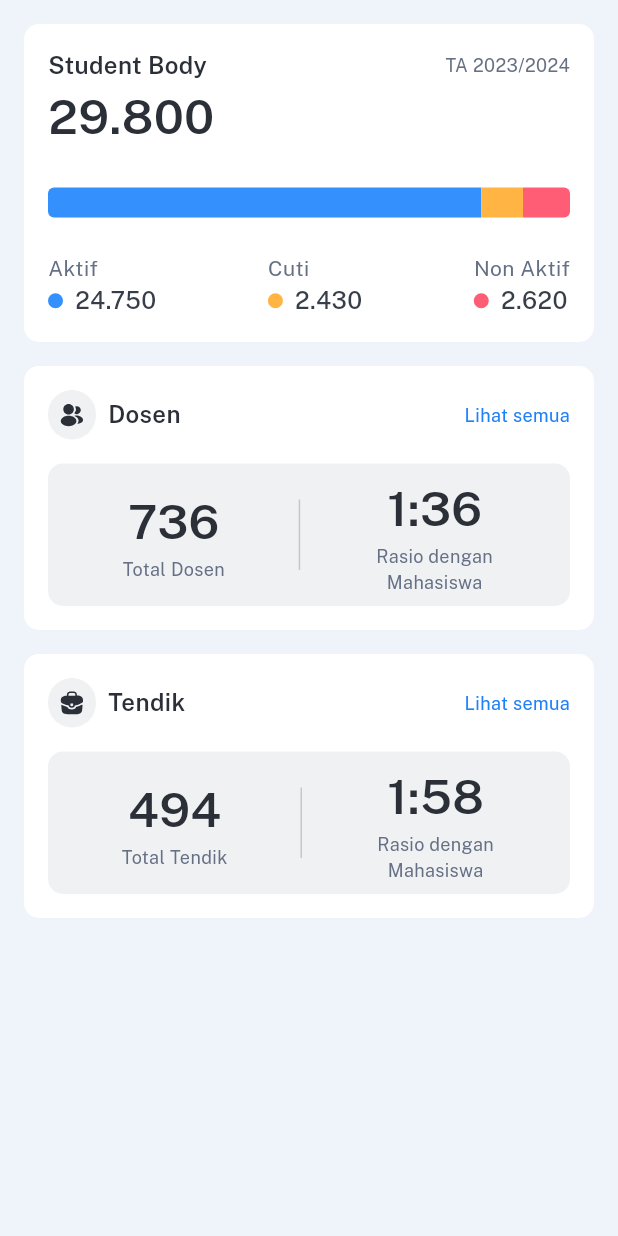
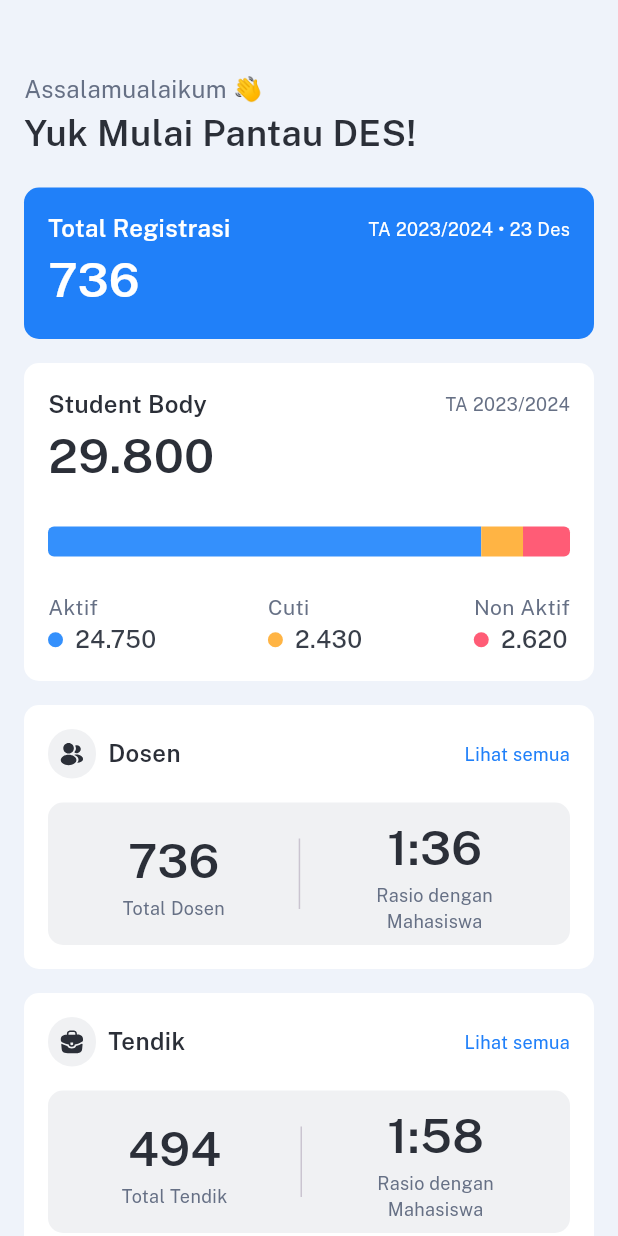
Before and after one commit to ahmluthfi/DES_UAD, a Flutter app: the screen it shows after launch, on a phone screen of 412 x 824 dp. Run offline on Flutter 3.47's test engine with Material 3 defaults, Android fonts, the phone set to English and light mode, and no system bars; our stand-ins replace flutter_svg, google_fonts.

Commit message:
adding total regist card

```diff
--- a/lib/screens/home/home.dart
+++ b/lib/screens/home/home.dart
@@ -5,6 +5,7 @@ import 'package:flutter/material.dart';
 import '../../core/constant_finals.dart';
 import '../widgets/card_ratio.dart';
 import '../widgets/card_student_body.dart';
+import '../widgets/card_total_registrasi.dart';
 
 class HomeScreen extends StatelessWidget {
   const HomeScreen({super.key});
@@ -13,10 +14,30 @@ class HomeScreen extends StatelessWidget {
   Widget build(BuildContext context) {
     return Scaffold(
       backgroundColor: kBackground,
-      body: Padding(
-        padding: EdgeInsets.all(16),
+      body: SingleChildScrollView(
+        child: Padding(
+          padding: EdgeInsets.symmetric(vertical: 48, horizontal: 16),
           child: Column(
+            crossAxisAlignment: CrossAxisAlignment.start,
             children: [
+              Text(
+                'Assalamualaikum 👋',
+                style: Styles.kPublicRegularBodyOne.copyWith(
+                  color: kLightGrey500,
+                ),
+              ),
+              Text(
+                'Yuk Mulai Pantau DES!',
+                style:
+                    Styles.kPublicSemiBoldHeadingThree.copyWith(color: kGrey),
+              ),
+              const SizedBox(
+                height: 20,
+              ),
+              CardTotalRegistrasi(),
+              SizedBox(
+                height: 16,
+              ),
               CardStudentBody(),
               SizedBox(
                 height: 16,
@@ -39,6 +60,7 @@ class HomeScreen extends StatelessWidget {
             ],
           ),
         ),
+      ),
     );
   }
 }
--- a/lib/screens/widgets/base_container.dart
+++ b/lib/screens/widgets/base_container.dart
@@ -3,14 +3,15 @@ import 'package:flutter/material.dart';
 
 class BaseContainer extends StatelessWidget {
   final Widget child;
-  const BaseContainer({super.key, required this.child});
+  final Color color;
+  const BaseContainer({super.key, required this.child, this.color = kWhite});
 
   @override
   Widget build(BuildContext context) {
     return Container(
-      decoration: const BoxDecoration(
-        color: kWhite,
-        borderRadius: BorderRadius.all(
+      decoration:  BoxDecoration(
+        color: color,
+        borderRadius: const BorderRadius.all(
           Radius.circular(10),
         ),
       ),
--- a/lib/screens/widgets/card_student_body.dart
+++ b/lib/screens/widgets/card_student_body.dart
@@ -1,4 +1,5 @@
 // ignore_for_file: prefer_const_constructors, prefer_const_literals_to_create_immutables
+import 'package:des_uad/screens/widgets/student_status.dart';
 import 'package:flutter/material.dart';
 
 import '../../core/constant_finals.dart';
@@ -19,6 +20,7 @@ class CardStudentBody extends StatelessWidget {
       child: Padding(
         padding: const EdgeInsets.all(16.0),
         child: Column(
+          crossAxisAlignment: CrossAxisAlignment.start,
           children: [
             Row(
               mainAxisAlignment: MainAxisAlignment.spaceBetween,
@@ -37,15 +39,11 @@ class CardStudentBody extends StatelessWidget {
                 ),
               ],
             ),
-            Row(
-              children: [
-                Text(
-                  '29.800',
-                  style: Styles.kPublicSemiBoldHeadingTwo.copyWith(
-                    color: kGrey,
-                  ),
-                ),
-              ],
+            Text(
+              '29.800',
+              style: Styles.kPublicSemiBoldHeadingTwo.copyWith(
+                color: kGrey,
+              ),
             ),
             SizedBox(
               height: 24,
@@ -57,9 +55,8 @@ class CardStudentBody extends StatelessWidget {
                   child: Container(
                     height: 20,
                     decoration: BoxDecoration(
-                      borderRadius: BorderRadius.only(
-                        topLeft: Radius.circular(4),
-                        bottomLeft: Radius.circular(4),
+                      borderRadius: BorderRadius.horizontal(
+                        left: Radius.circular(4),
                       ),
                       color: kLightBlue,
                     ),
@@ -77,9 +74,8 @@ class CardStudentBody extends StatelessWidget {
                   child: Container(
                     height: 20,
                     decoration: BoxDecoration(
-                      borderRadius: BorderRadius.only(
-                        topRight: Radius.circular(4),
-                        bottomRight: Radius.circular(4),
+                      borderRadius: BorderRadius.horizontal(
+                        right: Radius.circular(4),
                       ),
                       color: kPink,
                     ),
@@ -93,99 +89,11 @@ class CardStudentBody extends StatelessWidget {
             Row(
               mainAxisAlignment: MainAxisAlignment.spaceBetween,
               children: [
-                Column(
-                  crossAxisAlignment: CrossAxisAlignment.start,
-                  children: [
-                    Text(
-                      'Aktif',
-                      style: Styles.kPublicRegularBodyTwo
-                          .copyWith(color: kLightGrey500),
-                    ),
-                    Row(
-                      children: [
-                        Container(
-                          height: 10,
-                          width: 10,
-                          decoration: BoxDecoration(
-                            color: kLightBlue,
-                            borderRadius: BorderRadius.circular(10),
-                          ),
-                        ),
-                        SizedBox(
-                          width: 8,
-                        ),
-                        Text(
-                          '24.750',
-                          style: Styles.kPublicMediumBodyOne
-                              .copyWith(color: kLightGrey800),
-                        ),
-                      ],
-                    ),
-                  ],
-                ),
-                Column(
-                  crossAxisAlignment: CrossAxisAlignment.start,
-                  children: [
-                    Text(
-                      'Cuti',
-                      style: Styles.kPublicRegularBodyTwo.copyWith(
-                        color: kLightGrey500,
-                      ),
-                    ),
-                    Row(
-                      children: [
-                        Container(
-                          height: 10,
-                          width: 10,
-                          decoration: BoxDecoration(
-                            color: kYellow,
-                            borderRadius: BorderRadius.circular(10),
-                          ),
-                        ),
-                        SizedBox(
-                          width: 8,
-                        ),
-                        Text(
-                          '2.430',
-                          style: Styles.kPublicMediumBodyOne.copyWith(
-                            color: kLightGrey800,
-                          ),
-                        ),
-                      ],
-                    ),
-                  ],
-                ),
-                Column(
-                  crossAxisAlignment: CrossAxisAlignment.start,
-                  children: [
-                    Text(
-                      'Non Aktif',
-                      style: Styles.kPublicRegularBodyTwo
-                          .copyWith(color: kLightGrey500),
-                    ),
-                    Row(
-                      children: [
-                        Container(
-                          height: 10,
-                          width: 10,
-                          decoration: BoxDecoration(
-                            color: kPink,
-                            borderRadius: BorderRadius.circular(10),
-                          ),
-                        ),
-                        SizedBox(
-                          width: 8,
-                        ),
-                        Text(
-                          '2.620',
-                          style: Styles.kPublicMediumBodyOne.copyWith(
-                            color: kLightGrey800,
-                          ),
-                        ),
-                      ],
-                    ),
-                  ],
-                ),
+                StudentStatus(
+                    status: 'Aktif', value: '24.750', color: kLightBlue),
+                StudentStatus(status: 'Cuti', value: '2.430', color: kYellow),
+                StudentStatus(
+                    status: 'Non Aktif', value: '2.620', color: kPink),
               ],
             ),
           ],
--- /dev/null
+++ b/lib/screens/widgets/card_total_registrasi.dart
@@ -0,0 +1,58 @@
+import 'package:des_uad/core/constant_finals.dart';
+import 'package:des_uad/screens/widgets/base_container.dart';
+import 'package:flutter/material.dart';
+
+class CardTotalRegistrasi extends StatelessWidget {
+  const CardTotalRegistrasi({super.key});
+
+  @override
+  Widget build(BuildContext context) {
+    return BaseContainer(
+      color: kBlue,
+      child: Padding(
+        padding: const EdgeInsets.all(16.0),
+        child: Column(
+          crossAxisAlignment: CrossAxisAlignment.start,
+          children: [
+            Row(
+              mainAxisAlignment: MainAxisAlignment.spaceBetween,
+              children: [
+                Text(
+                  'Total Registrasi',
+                  style: Styles.kPublicSemiBoldBodyOne.copyWith(color: kWhite),
+                ),
+                Row(
+                  children: [
+                    Text(
+                      'TA 2023/2024',
+                      style: Styles.kPublicRegularBodyThree
+                          .copyWith(color: kWhite),
+                    ),
+                    Container(
+                      margin: const EdgeInsets.symmetric(horizontal: 4),
+                      width: 3,
+                      height: 3,
+                      decoration: BoxDecoration(
+                        borderRadius: BorderRadius.circular(10),
+                        color: kWhite,
+                      ),
+                    ),
+                    Text(
+                      '23 Des',
+                      style: Styles.kPublicRegularBodyThree
+                          .copyWith(color: kWhite),
+                    ),
+                  ],
+                ),
+              ],
+            ),
+            Text(
+              '736',
+              style: Styles.kPublicSemiBoldHeadingTwo.copyWith(color: kWhite),
+            )
+          ],
+        ),
+      ),
+    );
+  }
+}
--- /dev/null
+++ b/lib/screens/widgets/student_status.dart
@@ -0,0 +1,47 @@
+import 'package:flutter/material.dart';
+
+import '../../core/constant_finals.dart';
+
+class StudentStatus extends StatelessWidget {
+  final String status;
+  final String value;
+  final Color color;
+  const StudentStatus({
+    super.key,
+    required this.status,
+    required this.value,
+    required this.color,
+  });
+
+  @override
+  Widget build(BuildContext context) {
+    return Column(
+      crossAxisAlignment: CrossAxisAlignment.start,
+      children: [
+        Text(
+          status,
+          style: Styles.kPublicRegularBodyTwo.copyWith(color: kLightGrey500),
+        ),
+        Row(
+          children: [
+            Container(
+              height: 10,
+              width: 10,
+              decoration: BoxDecoration(
+                color: color,
+                borderRadius: BorderRadius.circular(10),
+              ),
+            ),
+            const SizedBox(
+              width: 8,
+            ),
+            Text(
+              value,
+              style: Styles.kPublicMediumBodyOne.copyWith(color: kLightGrey800),
+            ),
+          ],
+        ),
+      ],
+    );
+  }
+}
```
Lines whose indentation alone changed are shown as unchanged.
